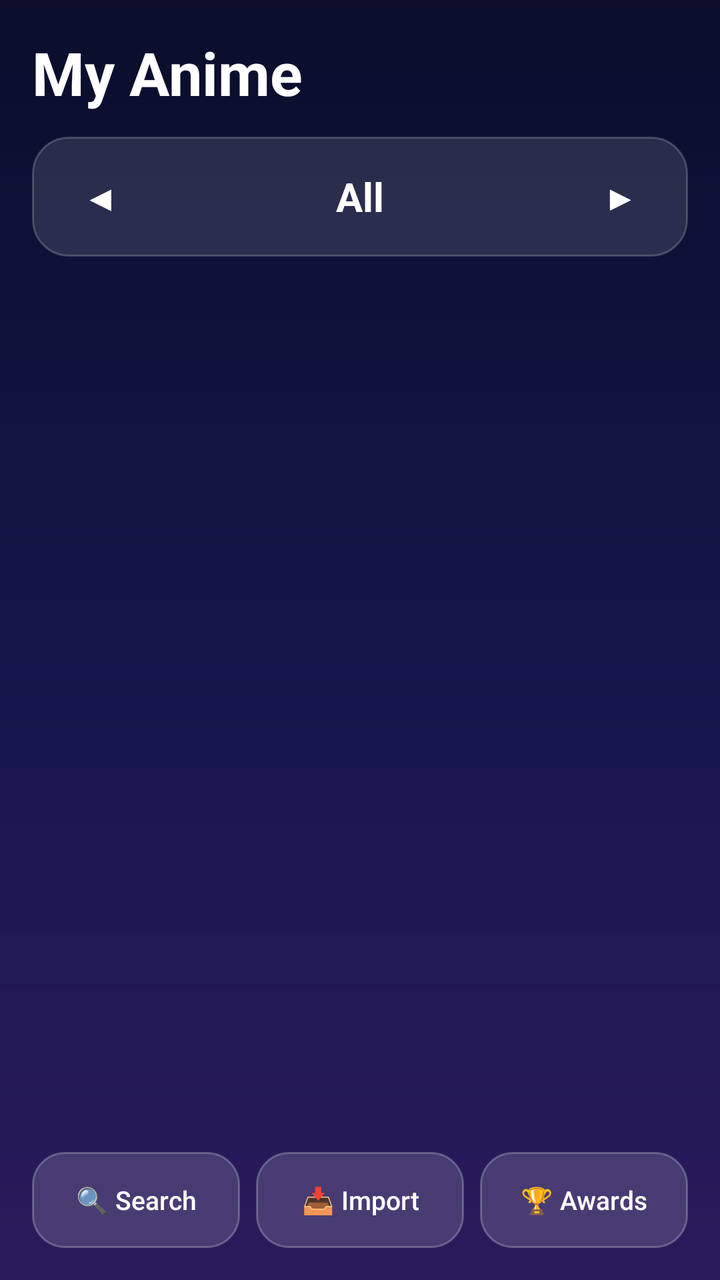
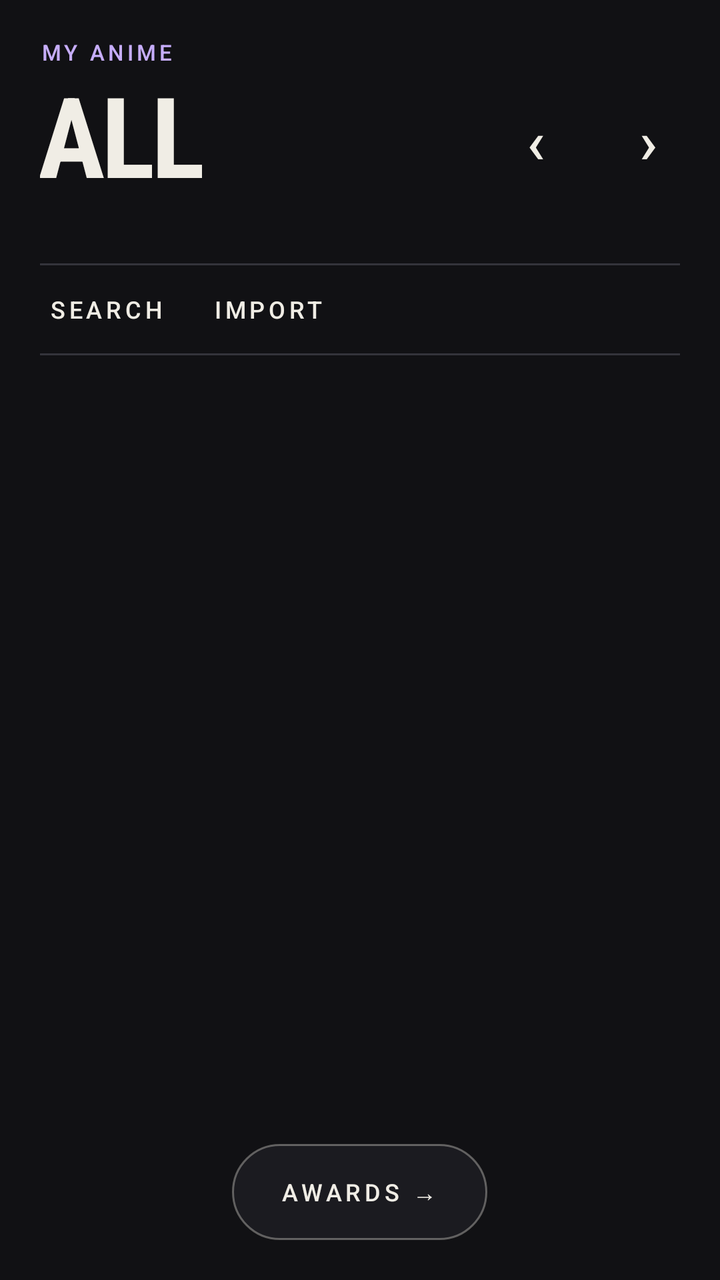

The first picture is an Android layout as it rendered before a commit; the second is the same layout after the commit. The layout source and the unified diff follow.
<!-- AndroidManifest.xml: application theme Theme.AnimeAwards -->
<!-- res/layout/activity_main.xml -->
<?xml version="1.0" encoding="utf-8"?>
<LinearLayout xmlns:android="http://schemas.android.com/apk/res/android"
    android:layout_width="match_parent"
    android:layout_height="match_parent"
    android:orientation="vertical"
    android:padding="16dp">

    <TextView
        android:layout_width="wrap_content"
        android:layout_height="wrap_content"
        android:text="My Anime"
        android:textColor="@color/glass_text"
        android:textSize="30sp"
        android:textStyle="bold" />

    <LinearLayout
        android:layout_width="match_parent"
        android:layout_height="wrap_content"
        android:layout_marginTop="12dp"
        android:background="@drawable/bg_glass_card"
        android:gravity="center_vertical"
        android:orientation="horizontal"
        android:padding="6dp">

        <Button
            android:id="@+id/mainPrevYear"
            style="@style/Widget.Glass.Arrow"
            android:layout_width="wrap_content"
            android:layout_height="wrap_content"
            android:text="◀" />

        <TextView
            android:id="@+id/mainYearText"
            android:layout_width="0dp"
            android:layout_height="wrap_content"
            android:layout_weight="1"
            android:gravity="center"
            android:text="All"
            android:textColor="@color/glass_text"
            android:textSize="20sp"
            android:textStyle="bold" />

        <Button
            android:id="@+id/mainNextYear"
            style="@style/Widget.Glass.Arrow"
            android:layout_width="wrap_content"
            android:layout_height="wrap_content"
            android:text="▶" />
    </LinearLayout>

    <TextView
        android:id="@+id/mainCountText"
        android:layout_width="match_parent"
        android:layout_height="wrap_content"
        android:layout_marginTop="8dp"
        android:gravity="center"
        android:textColor="@color/glass_muted"
        android:textSize="13sp" />

    <FrameLayout
        android:layout_width="match_parent"
        android:layout_height="0dp"
        android:layout_marginTop="4dp"
        android:layout_weight="1">

        <androidx.recyclerview.widget.RecyclerView
            android:id="@+id/animeRecycler"
            android:layout_width="match_parent"
            android:layout_height="match_parent" />

        <TextView
            android:id="@+id/emptyText"
            android:layout_width="wrap_content"
            android:layout_height="wrap_content"
            android:layout_gravity="center"
            android:gravity="center"
            android:padding="24dp"
            android:text="Nothing here yet.\nTap Search or Import to add anime."
            android:textColor="@color/glass_muted"
            android:textSize="15sp"
            android:visibility="gone" />
    </FrameLayout>

    <LinearLayout
        android:layout_width="match_parent"
        android:layout_height="wrap_content"
        android:layout_marginTop="8dp"
        android:orientation="horizontal">

        <Button
            android:id="@+id/searchButton"
            android:layout_width="0dp"
            android:layout_height="wrap_content"
            android:layout_marginEnd="4dp"
            android:layout_weight="1"
            android:text="🔍 Search"
            android:textSize="13sp" />

        <Button
            android:id="@+id/importButton"
            android:layout_width="0dp"
            android:layout_height="wrap_content"
            android:layout_marginStart="4dp"
            android:layout_marginEnd="4dp"
            android:layout_weight="1"
            android:text="📥 Import"
            android:textSize="13sp" />

        <Button
            android:id="@+id/awardsButton"
            android:layout_width="0dp"
            android:layout_height="wrap_content"
            android:layout_marginStart="4dp"
            android:layout_weight="1"
            android:text="🏆 Awards"
            android:textSize="13sp" />
    </LinearLayout>

</LinearLayout>
<!-- resources referenced by this layout -->
<resources>
  <color name="glass_muted">#B9BBE0</color>
  <color name="glass_text">#FFFFFF</color>
  <!-- drawable bg_glass_card (drawable) -->
  <?xml version="1.0" encoding="utf-8"?>
  <shape xmlns:android="http://schemas.android.com/apk/res/android"
      android:shape="rectangle">
      <solid android:color="#1FFFFFFF" />
      <stroke android:width="1dp" android:color="#33FFFFFF" />
      <corners android:radius="18dp" />
  </shape>
  <style name="Widget.Glass.Arrow" parent="Widget.AppCompat.Button">
          <item name="android:background">@drawable/bg_arrow</item>
          <item name="android:textColor">@color/glass_text</item>
          <item name="android:textSize">18sp</item>
          <item name="android:minHeight">48dp</item>
          <item name="android:minWidth">56dp</item>
          <item name="android:stateListAnimator">@null</item>
      </style>
  <!-- drawable bg_arrow (drawable) -->
  <?xml version="1.0" encoding="utf-8"?>
  <ripple xmlns:android="http://schemas.android.com/apk/res/android"
      android:color="#40FFFFFF">
      <item android:id="@android:id/mask">
          <shape android:shape="oval">
              <solid android:color="#FFFFFFFF" />
          </shape>
      </item>
  </ripple>
  <color name="night_top">#0B0D2B</color>
  <!-- drawable bg_night (drawable) -->
  <?xml version="1.0" encoding="utf-8"?>
  <shape xmlns:android="http://schemas.android.com/apk/res/android"
      android:shape="rectangle">
      <gradient
          android:angle="270"
          android:startColor="@color/night_top"
          android:centerColor="@color/night_mid"
          android:endColor="@color/night_bottom"
          android:type="linear" />
  </shape>
  <color name="night_bottom">#2B1A5C</color>
  <color name="night_mid">#14164A</color>
  <!-- unchanged entries left out for length: 3 -->
</resources>

<!-- the commit's change to res/layout/activity_main.xml (unified diff, before → after) -->
@@ -1,119 +1,143 @@
 <?xml version="1.0" encoding="utf-8"?>
-<LinearLayout xmlns:android="http://schemas.android.com/apk/res/android"
+<FrameLayout xmlns:android="http://schemas.android.com/apk/res/android"
+    android:id="@+id/mainRoot"
     android:layout_width="match_parent"
     android:layout_height="match_parent"
-    android:orientation="vertical"
-    android:padding="16dp">
+    android:background="@color/ed_charcoal">
 
-    <TextView
+    <LinearLayout
+        android:id="@+id/mainContent"
+        android:layout_width="match_parent"
+        android:layout_height="match_parent"
+        android:orientation="vertical">
+
+        <TextView
+            style="@style/Ed.Label"
+            android:layout_width="wrap_content"
+            android:layout_height="wrap_content"
+            android:layout_marginStart="20dp"
+            android:layout_marginTop="20dp"
+            android:text="My Anime"
+            android:textColor="@color/ed_lavender" />
+
+        <LinearLayout
+            android:layout_width="match_parent"
+            android:layout_height="wrap_content"
+            android:layout_marginStart="20dp"
+            android:layout_marginTop="4dp"
+            android:layout_marginEnd="8dp"
+            android:gravity="center_vertical"
+            android:orientation="horizontal">
+
+            <TextView
+                android:id="@+id/mainYearText"
+                style="@style/Ed.Display"
+                android:layout_width="0dp"
+                android:layout_height="wrap_content"
+                android:layout_weight="1"
+                android:maxLines="1"
+                android:text="All"
+                android:textAllCaps="true"
+                android:textColor="@color/ed_ivory"
+                android:textSize="56sp" />
+
+            <Button
+                android:id="@+id/mainPrevYear"
+                style="@style/Ed.Arrow"
+                android:layout_width="wrap_content"
+                android:layout_height="wrap_content"
+                android:text="‹"
+                android:textSize="30sp" />
+
+            <Button
+                android:id="@+id/mainNextYear"
+                style="@style/Ed.Arrow"
+                android:layout_width="wrap_content"
+                android:layout_height="wrap_content"
+                android:text="›"
+                android:textSize="30sp" />
+        </LinearLayout>
+
+        <TextView
+            android:id="@+id/mainCountText"
+            style="@style/Ed.Label"
+            android:layout_width="wrap_content"
+            android:layout_height="wrap_content"
+            android:layout_marginStart="20dp"
+            android:layout_marginTop="2dp" />
+
+        <View
+            android:layout_width="match_parent"
+            android:layout_height="1dp"
+            android:layout_marginStart="20dp"
+            android:layout_marginTop="14dp"
+            android:layout_marginEnd="20dp"
+            android:background="@color/ed_line" />
+
+        <LinearLayout
+            android:layout_width="match_parent"
+            android:layout_height="wrap_content"
+            android:layout_marginStart="12dp"
+            android:orientation="horizontal">
+
+            <Button
+                android:id="@+id/searchButton"
+                style="@style/Ed.Action"
+                android:layout_width="wrap_content"
+                android:layout_height="wrap_content"
+                android:text="Search" />
+
+            <Button
+                android:id="@+id/importButton"
+                style="@style/Ed.Action"
+                android:layout_width="wrap_content"
+                android:layout_height="wrap_content"
+                android:text="Import" />
+        </LinearLayout>
+
+        <View
+            android:layout_width="match_parent"
+            android:layout_height="1dp"
+            android:layout_marginStart="20dp"
+            android:layout_marginEnd="20dp"
+            android:background="@color/ed_line" />
+
+        <FrameLayout
+            android:layout_width="match_parent"
+            android:layout_height="0dp"
+            android:layout_weight="1">
+
+            <androidx.recyclerview.widget.RecyclerView
+                android:id="@+id/animeRecycler"
+                android:layout_width="match_parent"
+                android:layout_height="match_parent"
+                android:clipToPadding="false"
+                android:paddingStart="14dp"
+                android:paddingTop="12dp"
+                android:paddingEnd="14dp"
+                android:paddingBottom="112dp" />
+
+            <TextView
+                android:id="@+id/emptyText"
+                android:layout_width="wrap_content"
+                android:layout_height="wrap_content"
+                android:layout_gravity="center"
+                android:gravity="center"
+                android:padding="24dp"
+                android:text="Nothing here yet.\nTap Search or Import to add anime."
+                android:textColor="@color/ed_muted"
+                android:textSize="15sp"
+                android:visibility="gone" />
+        </FrameLayout>
+    </LinearLayout>
+
+    <Button
+        android:id="@+id/awardsButton"
+        style="@style/Ed.Pill"
         android:layout_width="wrap_content"
         android:layout_height="wrap_content"
-        android:text="My Anime"
-        android:textColor="@color/glass_text"
-        android:textSize="30sp"
-        android:textStyle="bold" />
+        android:layout_gravity="bottom|center_horizontal"
+        android:layout_marginBottom="20dp"
+        android:text="Awards →" />
 
-    <LinearLayout
-        android:layout_width="match_parent"
-        android:layout_height="wrap_content"
-        android:layout_marginTop="12dp"
-        android:background="@drawable/bg_glass_card"
-        android:gravity="center_vertical"
-        android:orientation="horizontal"
-        android:padding="6dp">
-
-        <Button
-            android:id="@+id/mainPrevYear"
-            style="@style/Widget.Glass.Arrow"
-            android:layout_width="wrap_content"
-            android:layout_height="wrap_content"
-            android:text="◀" />
-
-        <TextView
-            android:id="@+id/mainYearText"
-            android:layout_width="0dp"
-            android:layout_height="wrap_content"
-            android:layout_weight="1"
-            android:gravity="center"
-            android:text="All"
-            android:textColor="@color/glass_text"
-            android:textSize="20sp"
-            android:textStyle="bold" />
-
-        <Button
-            android:id="@+id/mainNextYear"
-            style="@style/Widget.Glass.Arrow"
-            android:layout_width="wrap_content"
-            android:layout_height="wrap_content"
-            android:text="▶" />
-    </LinearLayout>
-
-    <TextView
-        android:id="@+id/mainCountText"
-        android:layout_width="match_parent"
-        android:layout_height="wrap_content"
-        android:layout_marginTop="8dp"
-        android:gravity="center"
-        android:textColor="@color/glass_muted"
-        android:textSize="13sp" />
-
-    <FrameLayout
-        android:layout_width="match_parent"
-        android:layout_height="0dp"
-        android:layout_marginTop="4dp"
-        android:layout_weight="1">
-
-        <androidx.recyclerview.widget.RecyclerView
-            android:id="@+id/animeRecycler"
-            android:layout_width="match_parent"
-            android:layout_height="match_parent" />
-
-        <TextView
-            android:id="@+id/emptyText"
-            android:layout_width="wrap_content"
-            android:layout_height="wrap_content"
-            android:layout_gravity="center"
-            android:gravity="center"
-            android:padding="24dp"
-            android:text="Nothing here yet.\nTap Search or Import to add anime."
-            android:textColor="@color/glass_muted"
-            android:textSize="15sp"
-            android:visibility="gone" />
-    </FrameLayout>
-
-    <LinearLayout
-        android:layout_width="match_parent"
-        android:layout_height="wrap_content"
-        android:layout_marginTop="8dp"
-        android:orientation="horizontal">
-
-        <Button
-            android:id="@+id/searchButton"
-            android:layout_width="0dp"
-            android:layout_height="wrap_content"
-            android:layout_marginEnd="4dp"
-            android:layout_weight="1"
-            android:text="🔍 Search"
-            android:textSize="13sp" />
-
-        <Button
-            android:id="@+id/importButton"
-            android:layout_width="0dp"
-            android:layout_height="wrap_content"
-            android:layout_marginStart="4dp"
-            android:layout_marginEnd="4dp"
-            android:layout_weight="1"
-            android:text="📥 Import"
-            android:textSize="13sp" />
-
-        <Button
-            android:id="@+id/awardsButton"
-            android:layout_width="0dp"
-            android:layout_height="wrap_content"
-            android:layout_marginStart="4dp"
-            android:layout_weight="1"
-            android:text="🏆 Awards"
-            android:textSize="13sp" />
-    </LinearLayout>
-
-</LinearLayout>
+</FrameLayout>
<!-- resource entries referenced after the edit -->
@@ -1,33 +1,67 @@
 <!-- resources referenced by this layout -->
 <resources>
-  <color name="glass_muted">#B9BBE0</color>
-  <color name="glass_text">#FFFFFF</color>
-  <!-- drawable bg_glass_card (drawable) -->
-  <?xml version="1.0" encoding="utf-8"?>
-  <shape xmlns:android="http://schemas.android.com/apk/res/android"
-      android:shape="rectangle">
-      <solid android:color="#1FFFFFFF" />
-      <stroke android:width="1dp" android:color="#33FFFFFF" />
-      <corners android:radius="18dp" />
-  </shape>
-  <style name="Widget.Glass.Arrow" parent="Widget.AppCompat.Button">
-          <item name="android:background">@drawable/bg_arrow</item>
-          <item name="android:textColor">@color/glass_text</item>
-          <item name="android:textSize">18sp</item>
+  <color name="ed_charcoal">#111114</color>
+  <color name="ed_ivory">#F0EDE5</color>
+  <color name="ed_lavender">#C6ADFA</color>
+  <color name="ed_line">#34343B</color>
+  <color name="ed_muted">#8D8A96</color>
+  <style name="Ed.Action" parent="Widget.AppCompat.Button.Borderless">
+          <item name="android:textColor">@color/ed_ivory</item>
+          <item name="android:textSize">12sp</item>
+          <item name="android:letterSpacing">0.16</item>
+          <item name="android:textAllCaps">true</item>
+          <item name="android:fontFamily">sans-serif-medium</item>
+          <item name="android:minWidth">0dp</item>
+          <item name="android:minHeight">44dp</item>
+      </style>
+  <style name="Ed.Arrow" parent="Widget.AppCompat.Button.Borderless">
+          <item name="android:textColor">@color/ed_ivory</item>
+          <item name="android:textSize">22sp</item>
+          <item name="android:textAllCaps">false</item>
+          <item name="android:minWidth">56dp</item>
           <item name="android:minHeight">48dp</item>
-          <item name="android:minWidth">56dp</item>
+      </style>
+  <style name="Ed.Display" parent="">
+          <item name="android:fontFamily">sans-serif-condensed</item>
+          <item name="android:textStyle">bold</item>
+          <item name="android:includeFontPadding">false</item>
+          <item name="android:letterSpacing">-0.03</item>
+      </style>
+  <style name="Ed.Label" parent="">
+          <item name="android:textSize">11sp</item>
+          <item name="android:letterSpacing">0.16</item>
+          <item name="android:textAllCaps">true</item>
+          <item name="android:textColor">@color/ed_muted</item>
+          <item name="android:fontFamily">sans-serif-medium</item>
+          <item name="android:includeFontPadding">false</item>
+      </style>
+  <style name="Ed.Pill" parent="Widget.AppCompat.Button.Borderless">
+          <item name="android:background">@drawable/bg_ed_pill</item>
+          <item name="android:textColor">@color/ed_ivory</item>
+          <item name="android:textSize">12sp</item>
+          <item name="android:letterSpacing">0.16</item>
+          <item name="android:textAllCaps">true</item>
+          <item name="android:fontFamily">sans-serif-medium</item>
+          <item name="android:minWidth">0dp</item>
+          <item name="android:minHeight">48dp</item>
+          <item name="android:paddingStart">24dp</item>
+          <item name="android:paddingEnd">24dp</item>
           <item name="android:stateListAnimator">@null</item>
       </style>
-  <!-- drawable bg_arrow (drawable) -->
+  <!-- drawable bg_ed_pill (drawable) -->
   <?xml version="1.0" encoding="utf-8"?>
   <ripple xmlns:android="http://schemas.android.com/apk/res/android"
-      android:color="#40FFFFFF">
-      <item android:id="@android:id/mask">
-          <shape android:shape="oval">
-              <solid android:color="#FFFFFFFF" />
+      android:color="#33F0EDE5">
+      <item>
+          <shape android:shape="rectangle">
+              <solid android:color="@color/ed_pill_fill" />
+              <stroke android:width="1dp" android:color="@color/ed_pill_stroke" />
+              <corners android:radius="24dp" />
           </shape>
       </item>
   </ripple>
+  <color name="glass_muted">#B9BBE0</color>
+  <color name="glass_text">#FFFFFF</color>
   <color name="night_top">#0B0D2B</color>
   <!-- drawable bg_night (drawable) -->
   <?xml version="1.0" encoding="utf-8"?>
@@ -41,6 +75,8 @@
           android:type="linear" />
   </shape>
   <color name="night_bottom">#2B1A5C</color>
+  <color name="ed_pill_fill">#F21C1C21</color>
+  <color name="ed_pill_stroke">#59F0EDE5</color>
   <color name="night_mid">#14164A</color>
   <!-- unchanged entries left out for length: 3 -->
 </resources>
